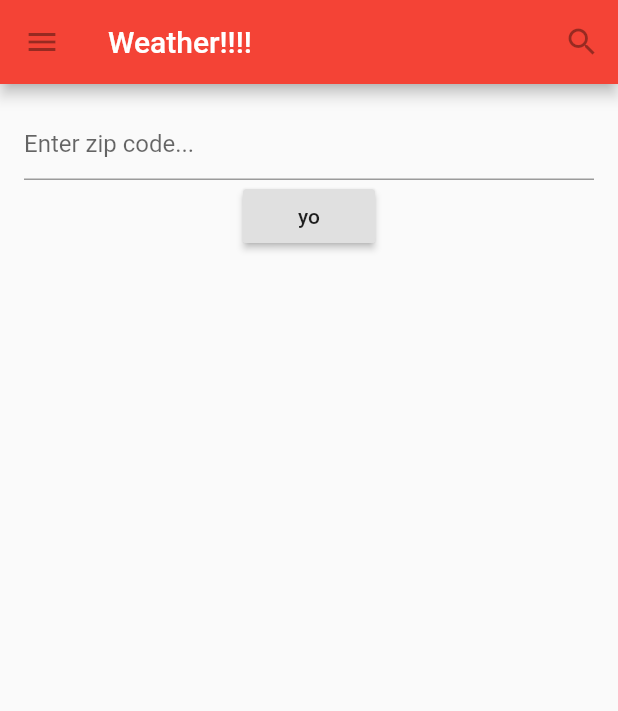
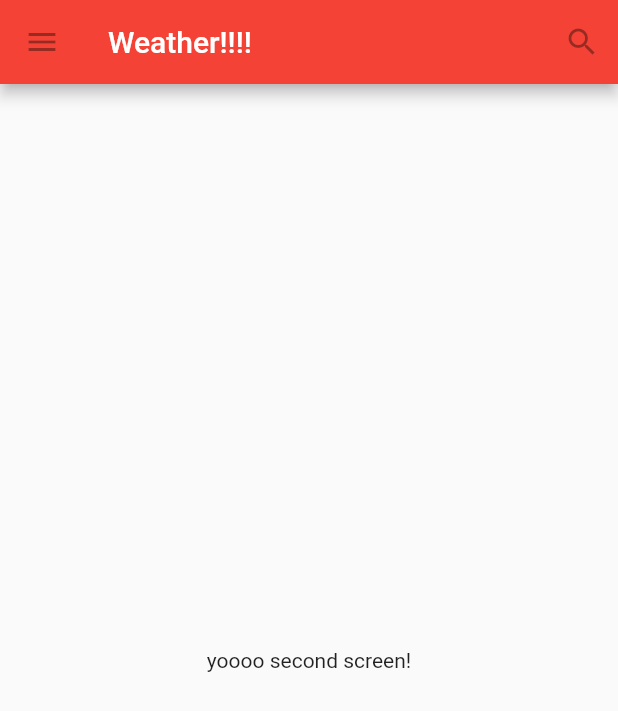
Before and after one commit to kagron/weather_app, a Flutter app: the screen it shows after launch, after a tap on "yo", on a phone screen of 412 x 824 dp. Shown: the top 711 px of the screen. Run offline on Flutter 3.47's test engine with Material 2 defaults, Android fonts, the phone set to English and light mode, and no system bars; network calls fail.

Commit message:
Added some stuff

```diff
--- a/lib/pages/home/home.dart
+++ b/lib/pages/home/home.dart
@@ -1,4 +1,5 @@
 import 'package:flutter/material.dart';
+import 'package:weather_app/pages/summary/summary.dart';
 
 class HomePage extends StatelessWidget {
 
@@ -20,10 +21,11 @@ class HomePage extends StatelessWidget {
           ),
         ],
       ),
-      body: Center(
-        child: Container(
+      body: Container(
           padding: const EdgeInsets.all(16.0),
+          child: Center(
             child: Column(
+              mainAxisAlignment: MainAxisAlignment.center,
               children: <Widget>[
                 TextField(
                   decoration: InputDecoration(hintText: 'Enter zip code...'),
@@ -32,6 +34,10 @@ class HomePage extends StatelessWidget {
                   child: Text('yo'),
                   onPressed: () {
                     print('yo');
+                    Navigator.push(
+                      context,
+                      MaterialPageRoute(builder: (context) => Summary()),
+                    );
                   },
                 ),
               ],
--- /dev/null
+++ b/lib/pages/summary/summary.dart
@@ -0,0 +1,82 @@
+import 'package:flutter/material.dart';
+import 'dart:async';
+import 'dart:io';
+import 'package:http/http.dart' as http;
+import 'package:flutter/services.dart' show rootBundle;
+import 'dart:convert' show json;
+
+class Summary extends StatefulWidget {
+
+  @override
+  SummaryState createState() => new SummaryState();
+}
+
+class SummaryState extends State<Summary> {
+  List data;
+
+  Future<String> loadAsset() async {
+    return await rootBundle.loadString('lib/utils/constants.json');
+  }
+
+  Future<String> getJSONData() async {
+    var url = await this.loadAsset();
+    var urlToJSON = json.decode(url);
+    var fullUrl = urlToJSON['url'] + "60543" + urlToJSON['api-key'];
+    print(fullUrl);
+    // print(urlToJSON['url']);
+    var response = await http.get(
+      Uri.encodeFull(fullUrl),
+      headers: {"Accept": "application/json"}
+    );
+
+    this.setState(() {
+      var dataConvertedToJSON = json.decode(response.body);
+
+      // data = dataConvertedToJSON;
+      print(dataConvertedToJSON);
+    });
+
+    return "Success!";
+  }
+
+  @override
+  Widget build(BuildContext context) {
+    // this.getJSONData();
+    return Scaffold(
+      appBar: AppBar(
+        leading: IconButton(
+          icon: Icon(Icons.menu),
+          tooltip: 'Navigation menu',
+          onPressed: null,
+        ),
+        title: Text('Weather!!!!'),
+        actions: <Widget>[
+          IconButton(
+            icon: Icon(Icons.search),
+            tooltip: 'Search',
+            onPressed: null,
+          ),
+        ],
+      ),
+      body: Container(
+          padding: const EdgeInsets.all(16.0),
+          child: Center(
+            child: Column(
+              mainAxisAlignment: MainAxisAlignment.center,
+              children: <Widget>[
+                Text("yoooo second screen!"),
+              ],
+            ),
+          ),
+        ),
+      );
+  }
+
+  @override
+  void initState() {
+    super.initState();
+
+    // Call the getJSONData() method when the app initializes
+    this.getJSONData();
+  }
+}
--- /dev/null
+++ b/lib/utils/constants.json
@@ -0,0 +1,4 @@
+{
+    "url": "https://samples.openweathermap.org/data/2.5/weather?zip=",
+    "api-key": ",us&appid=caf00fe53d69ab76ba577648f0f555ad"
+}
--- a/pubspec.yaml
+++ b/pubspec.yaml
@@ -20,6 +20,7 @@ dependencies:
   # Use with the CupertinoIcons class for iOS style icons.
   cupertino_icons: ^0.1.2
   path_provider: ^0.4.1
+  http: ^0.12.0
 
 
 dev_dependencies:
@@ -32,7 +33,8 @@ dev_dependencies:
 
 # The following section is specific to Flutter.
 flutter:
-
+  assets:
+      - lib/utils/constants.json
   # The following line ensures that the Material Icons font is
   # included with your application, so that you can use the icons in
   # the material Icons class.
```
Lines whose indentation alone changed are shown as unchanged.
